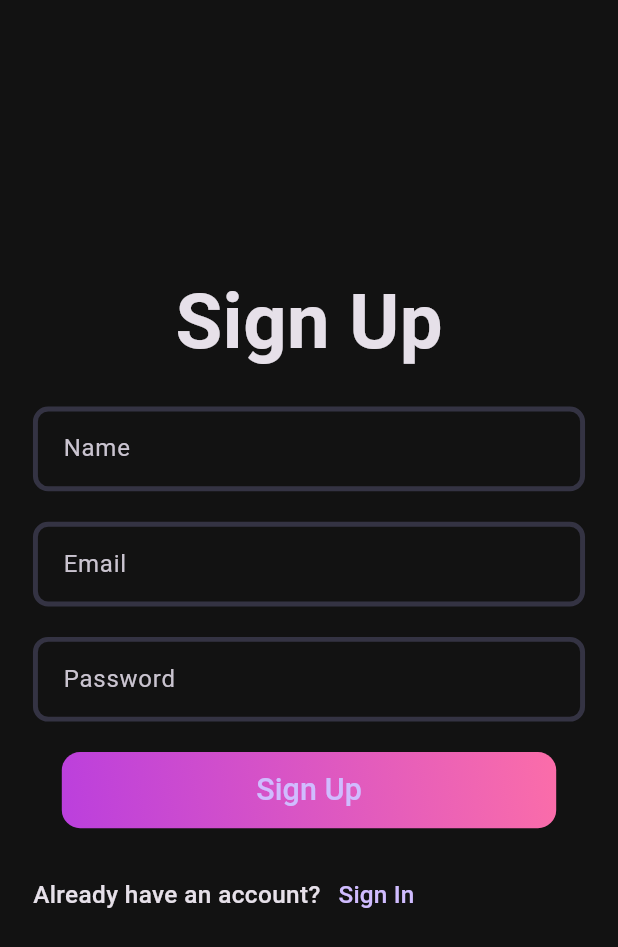
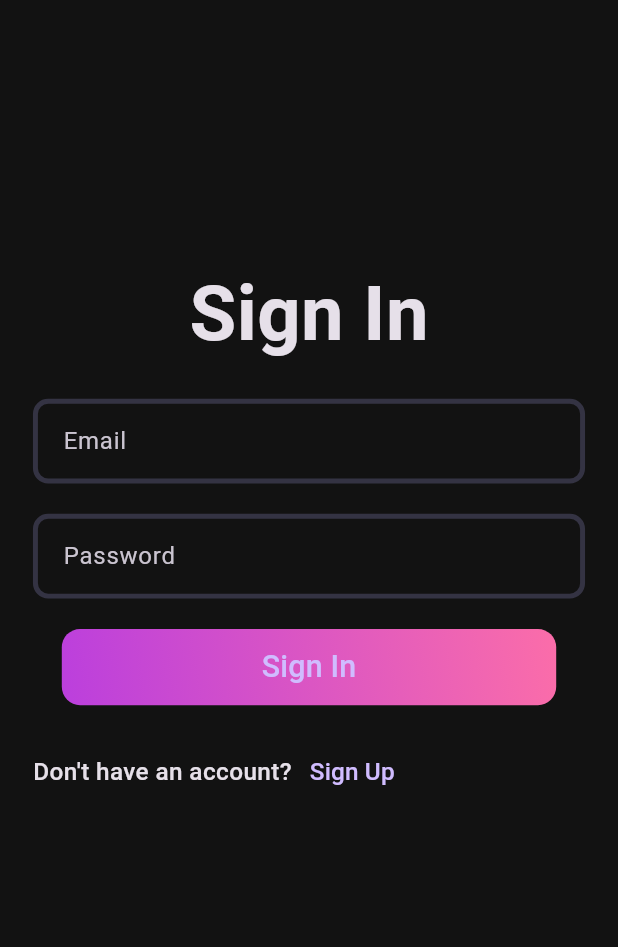
Before and after one commit to mohamadnafe14-arch/Music-App, a Flutter app: the screen it shows after launch, on a phone screen of 412 x 824 dp. Shown: the top 947 px of the screen. Run offline on Flutter 3.47's test engine with Material 3 defaults, Android fonts, the phone set to English and light mode, and no system bars; our stand-ins replace flutter_screenutil.

```diff
--- /dev/null
+++ b/client/lib/features/auth/view/sign_in_view.dart
@@ -0,0 +1,15 @@
+
+import 'package:client/features/auth/view/widgets/sign_in_body.dart';
+import 'package:flutter/material.dart';
+
+class SignInView extends StatelessWidget {
+  const SignInView({super.key});
+
+  @override
+  Widget build(BuildContext context) {
+    return SafeArea(child: Scaffold(body: SignInBody(
+      gotoBlogPage: () {
+      },
+    )));
+  }
+}
--- /dev/null
+++ b/client/lib/features/auth/view/widgets/sign_in_body.dart
@@ -0,0 +1,89 @@
+import 'package:client/features/auth/view/widgets/auth_button.dart';
+import 'package:client/features/auth/view/widgets/auth_text_form_field.dart';
+import 'package:client/features/auth/view/widgets/custom_text_button.dart';
+import 'package:flutter/material.dart';
+import 'package:flutter_screenutil/flutter_screenutil.dart';
+
+class SignInBody extends StatefulWidget {
+  const SignInBody({super.key, required this.gotoBlogPage});
+  final VoidCallback gotoBlogPage;
+
+  @override
+  State<SignInBody> createState() => _SignInBodyState();
+}
+
+class _SignInBodyState extends State<SignInBody> {
+  late GlobalKey<FormState> formKey;
+  String? email, password;
+  @override
+  void initState() {
+    formKey = GlobalKey<FormState>();
+    super.initState();
+  }
+
+  @override
+  Widget build(BuildContext context) {
+    return Form(
+      key: formKey,
+      child: Padding(
+        padding: EdgeInsets.only(
+          left: 20.w,
+          right: 20.w,
+          top: 20.h,
+          bottom: MediaQuery.of(context).viewInsets.bottom,
+        ),
+        child: SingleChildScrollView(
+          child: Column(
+            mainAxisAlignment: MainAxisAlignment.center,
+            children: [
+              SizedBox(height: 150.h),
+              Text(
+                'Sign In',
+                style: TextStyle(fontSize: 50.sp, fontWeight: FontWeight.bold),
+              ),
+              SizedBox(height: 20.h),
+              AuthTextFormField(
+                hintText: 'Email',
+                validator: (value) {
+                  if (value!.isEmpty) {
+                    return 'Email is required';
+                  }
+                  if (value.contains('@') == false) {
+                    return 'Enter a valid email';
+                  }
+                  return null;
+                },
+                onSaved: (value) => email = value,
+              ),
+              SizedBox(height: 20.h),
+              AuthTextFormField(
+                hintText: 'Password',
+                obscureText: true,
+                onSaved: (value) => password = value,
+                validator: (value) {
+                  if (value!.isEmpty) {
+                    return 'Password is required';
+                  }
+                  if (value.length < 6) {
+                    return 'Password must be at least 6 characters';
+                  }
+                  return null;
+                },
+              ),
+              SizedBox(height: 20.h),
+              AuthButton(onPressed: () {}, text: 'Sign In', isLoading: false),
+
+              SizedBox(height: 20.h),
+              CustomTextButton(
+                firstText: "Don't have an account?",
+                btnText: "Sign Up",
+                onTap: () {
+                },
+              ),
+            ],
+          ),
+        ),
+      ),
+    );
+  }
+}
--- a/client/lib/main.dart
+++ b/client/lib/main.dart
@@ -1,5 +1,5 @@
 import 'package:client/core/theme/app_theme.dart';
-import 'package:client/features/auth/view/sign_up_view.dart';
+import 'package:client/features/auth/view/sign_in_view.dart';
 import 'package:flutter/material.dart';
 import 'package:flutter_screenutil/flutter_screenutil.dart';
 
@@ -15,8 +15,11 @@ class MusicApp extends StatelessWidget {
       designSize: const Size(375, 812),
       minTextAdapt: true,
       splitScreenMode: true,
-      builder: (context, child) =>
-          MaterialApp(theme: AppTheme.appTheme, home: const SignUpView()),
+      builder: (context, child) => MaterialApp(
+        theme: AppTheme.appTheme,
+        home: const SignInView(),
+        debugShowCheckedModeBanner: false,
+      ),
     );
   }
 }
```
